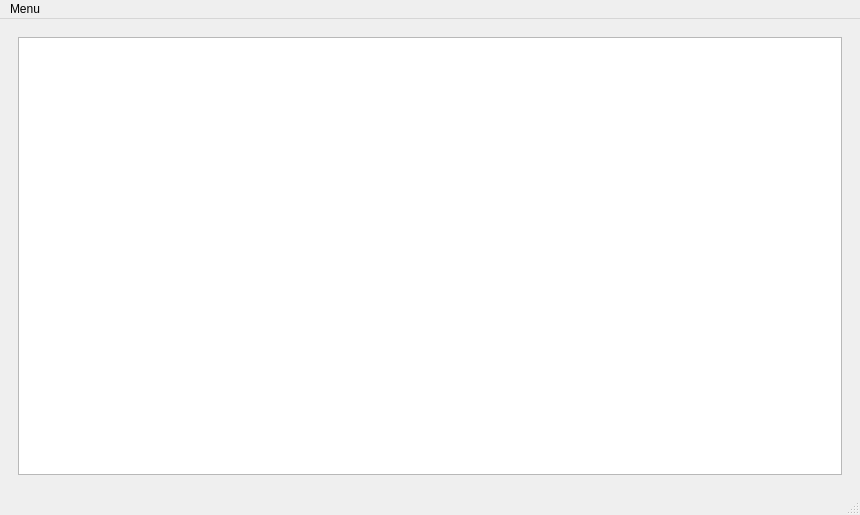
This is mainwindow.ui in Kukulim/DziennikQt as Qt 5 draws it before an edit. The edited form follows.
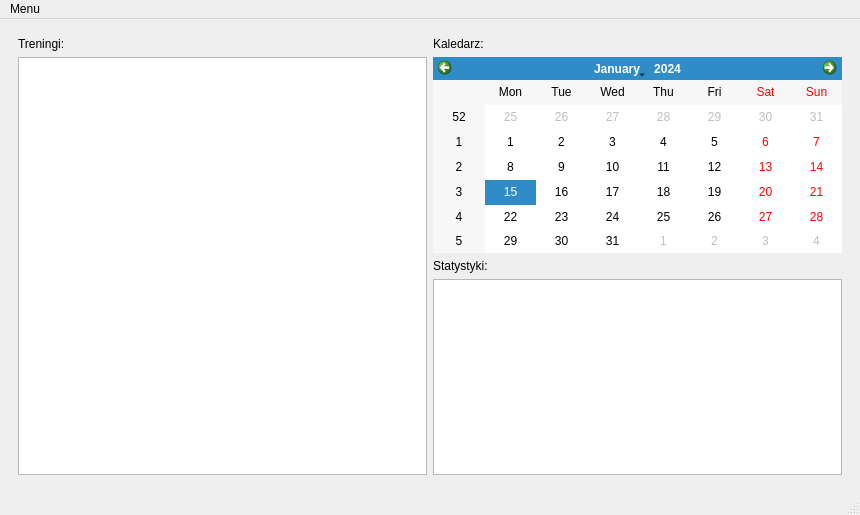
This is the edited form. The open tabs and pages were chosen to show the change.

Commit message: dodane wigety na maina

Diff of the .ui file:
```diff
--- a/mainwindow.ui
+++ b/mainwindow.ui
@@ -23,8 +23,35 @@
       <widget class="QWidget" name="page">
        <layout class="QGridLayout" name="gridLayout_2">
         <item row="0" column="0">
+         <widget class="QLabel" name="label_11">
+          <property name="text">
+           <string>Treningi:</string>
+          </property>
+         </widget>
+        </item>
+        <item row="3" column="1">
+         <widget class="QGraphicsView" name="graphicsView"/>
+        </item>
+        <item row="0" column="1">
+         <widget class="QLabel" name="label_12">
+          <property name="text">
+           <string>Kaledarz:</string>
+          </property>
+         </widget>
+        </item>
+        <item row="1" column="0" rowspan="3">
          <widget class="QListWidget" name="listWidget"/>
         </item>
+        <item row="1" column="1">
+         <widget class="QCalendarWidget" name="calendarWidget"/>
+        </item>
+        <item row="2" column="1">
+         <widget class="QLabel" name="label_13">
+          <property name="text">
+           <string>Statystyki:</string>
+          </property>
+         </widget>
+        </item>
        </layout>
       </widget>
       <widget class="QWidget" name="page_2">
```
Left out of the diff: 2 changed lines with no effect on the pictures. The commit also changes 1 other file.
